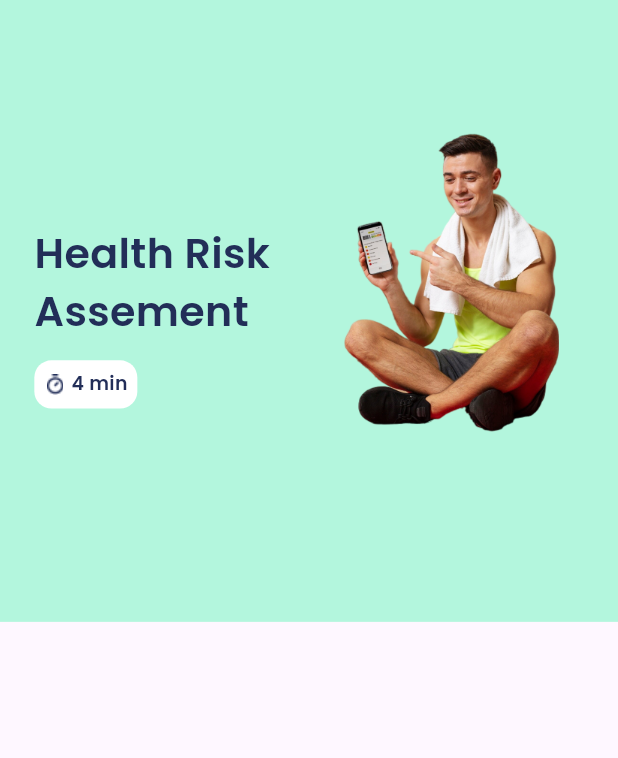
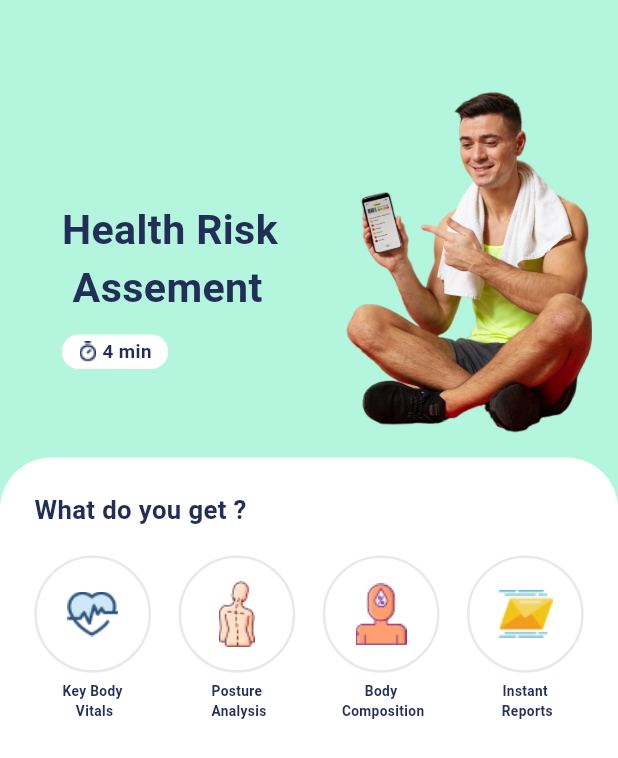
Before and after one commit to jaimonvarghese/fitness-app, a Flutter app: the screen it shows after launch, on a phone screen of 412 x 824 dp. Shown: the top 758 px of the screen. Run offline on Flutter 3.47's test engine with Material 3 defaults, Android fonts, the phone set to English and light mode, and no system bars; our stand-ins replace flutter_screenutil.

Commit message:
what do you get field add

```diff
--- a/lib/core/app_images.dart
+++ b/lib/core/app_images.dart
@@ -2,4 +2,9 @@ class AppImages {
   static const String basePathImage = "assets/images";
   static const String entryImageOne = "$basePathImage/entryimage1.png";
   static const String phTimer = "$basePathImage/ph_timer-bold.png";
+
+  static const String fiOne = "$basePathImage/fi_1.png";
+  static const String fiTwo = "$basePathImage/fi_2.png";
+  static const String fiThree = "$basePathImage/fi_3.png";
+  static const String fiFour = "$basePathImage/fi_4.png";
 }
--- a/lib/main.dart
+++ b/lib/main.dart
@@ -1,14 +1,10 @@
-import 'package:device_preview/device_preview.dart';
 import 'package:fitness_app/presentation/pages/entry_page/entry_page.dart';
 import 'package:flutter/material.dart';
 import 'package:flutter_screenutil/flutter_screenutil.dart';
 
 void main() {
   runApp(
-    DevicePreview(
-      enabled: true,
-      builder: (context) => MyApp(),
-    ),
+    const MyApp(),
   );
 }
 
@@ -21,9 +17,7 @@ class MyApp extends StatelessWidget {
     // print(screenHeigth);
     // print(screenWidth);
     return ScreenUtilInit(
-      designSize: const Size(
-          360, 640), // Set the design size of the UI you are working on
-      minTextAdapt: true,
+      designSize: const Size(360, 716),
       builder: (context, child) {
         return MaterialApp(
           debugShowCheckedModeBanner: false,
--- a/lib/presentation/pages/entry_page/entry_page.dart
+++ b/lib/presentation/pages/entry_page/entry_page.dart
@@ -1,4 +1,5 @@
 import 'package:fitness_app/core/app_images.dart';
+import 'package:fitness_app/presentation/pages/entry_page/widgets/what_do_you_get_widget.dart';
 import 'package:flutter/material.dart';
 import 'package:flutter_screenutil/flutter_screenutil.dart';
 
@@ -27,23 +28,24 @@ class EntryPage extends StatelessWidget {
           ),
           //entryimage1
           Positioned(
-            top: 52.r,
-            left: 199.r,
+            top: 52.h,
+            left: 199.h,
             child: Image.asset(
               AppImages.entryImageOne,
-              width: 145.2,
+              width: 145.w,
               height: 202.h,
             ),
           ),
-          //Text1
+          //Text
           Positioned(
             top: 116.h,
-            left: 20.w,
+            left: 36.w,
             child: Column(
               crossAxisAlignment: CrossAxisAlignment.start,
               children: [
                 Text(
-                  "Health Risk",
+                  textAlign: TextAlign.start,
+                  "Health Risk \n Assement",
                   style: TextStyle(
                     fontFamily: "Poppins",
                     fontWeight: FontWeight.w600,
@@ -51,22 +53,11 @@ class EntryPage extends StatelessWidget {
                     color: const Color(0xFF222E58),
                   ),
                 ),
-                Text(
-                  "Assement",
-                  style: TextStyle(
-                    fontFamily: "Poppins",
-                    fontWeight: FontWeight.w600,
-                    fontSize: 24.sp,
-                    color: const Color(0xFF222E58),
-                  ),
-                ),
-                SizedBox(
-                  height: 10.h,
-                ),
+                10.verticalSpace,
                 // time
                 Container(
-                  width: 60.w,
-                  height: 25.h,
+                  width: 62.w,
+                  height: 20.h,
                   decoration: BoxDecoration(
                       color: Colors.white,
                       borderRadius: BorderRadius.circular(10.r)),
@@ -75,8 +66,8 @@ class EntryPage extends StatelessWidget {
                     children: [
                       Image.asset(
                         AppImages.phTimer,
-                        width: 13.w,
-                        height: 18.h,
+                        width: 11.w,
+                        height: 13.h,
                       ),
                       Text(
                         " 4 min",
@@ -89,8 +80,58 @@ class EntryPage extends StatelessWidget {
                       ),
                     ],
                   ),
-                )
+                ),
               ],
+            ),
+          ),
+          Positioned(
+            left: 0.w,
+            right: 0.w,
+            bottom: 0.h,
+            top: 265.h,
+            child: Container(
+              padding: EdgeInsets.only(left: 20.w, right: 20.w, top: 20.h),
+              decoration: BoxDecoration(
+                borderRadius: BorderRadius.only(
+                  topRight: Radius.circular(30.r),
+                  topLeft: Radius.circular(30.r),
+                ),
+                color: Colors.white,
+              ),
+              child: Column(
+                children: [
+                  Container(
+                    child: Column(
+                      crossAxisAlignment: CrossAxisAlignment.start,
+                      children: [
+                        Text(
+                          "What do you get ? ",
+                          style: TextStyle(
+                            fontFamily: "Poppins",
+                            fontWeight: FontWeight.w600,
+                            fontSize: 15.sp,
+                            color: const Color(0xFF222E58),
+                          ),
+                        ),
+                        15.verticalSpace,
+                        const Row(
+                          mainAxisAlignment: MainAxisAlignment.spaceBetween,
+                          children: [
+                            whatDoYouGetWidget(
+                                image: AppImages.fiOne, title: "Key Body \n Vitals"),
+                            whatDoYouGetWidget(
+                                image: AppImages.fiTwo, title: "Posture \n Analysis"),
+                            whatDoYouGetWidget(
+                                image: AppImages.fiThree, title: "Body \n Composition"),
+                            whatDoYouGetWidget(
+                                image: AppImages.fiFour, title: "Instant \n Reports"),
+                          ],
+                        ),
+                      ],
+                    ),
+                  ),
+                ],
+              ),
             ),
           )
         ],
--- /dev/null
+++ b/lib/presentation/pages/entry_page/widgets/what_do_you_get_widget.dart
@@ -0,0 +1,52 @@
+
+import 'package:flutter/material.dart';
+import 'package:flutter_screenutil/flutter_screenutil.dart';
+
+class whatDoYouGetWidget extends StatelessWidget {
+  final String image;
+  final String title;
+  const whatDoYouGetWidget({
+    super.key,
+    required this.image,
+    required this.title,
+  });
+
+  @override
+  Widget build(BuildContext context) {
+    return Column(
+      crossAxisAlignment: CrossAxisAlignment.center,
+      children: [
+        Container(
+          width: 68.w,
+          height: 68.h,
+          decoration: BoxDecoration(
+            border: Border.all(
+              color: const Color(0xFFE8E9ED),
+              width: 1.5.w,
+            ),
+            color: Colors.white,
+            borderRadius: BorderRadius.circular(45.r),
+          ),
+          child: Center(
+            child: Image.asset(
+             image,
+              width: 34.w,
+              height: 40.h,
+            ),
+          ),
+        ),
+        5.verticalSpace,
+        Text(
+          title,
+          textAlign: TextAlign.center,
+          style: TextStyle(
+            fontFamily: "Poppins",
+            fontWeight: FontWeight.w600,
+            fontSize: 8.sp,
+            color: const Color(0xFF222E58),
+          ),
+        ),
+      ],
+    );
+  }
+}
--- a/pubspec.yaml
+++ b/pubspec.yaml
@@ -29,7 +29,6 @@ environment:
 # versions available, run `flutter pub outdated`.
 dependencies:
   cupertino_icons: ^1.0.6
-  device_preview: ^1.2.0
   flutter:
     sdk: flutter
   flutter_screenutil: ^5.9.3
@@ -60,8 +59,8 @@ flutter:
   # "family" key with the font family name, and a "fonts" key with a
   # list giving the asset and other descriptors for the font. For
   # example:
-  fonts:
-    - family: Poppins
+  # fonts:
+  #   - family: Poppins
   #     fonts:
   #       - asset: fonts/Schyler-Regular.ttf
   #       - asset: fonts/Schyler-Italic.ttf
```
Also changed, not shown: pubspec.lock, 1 other file.
